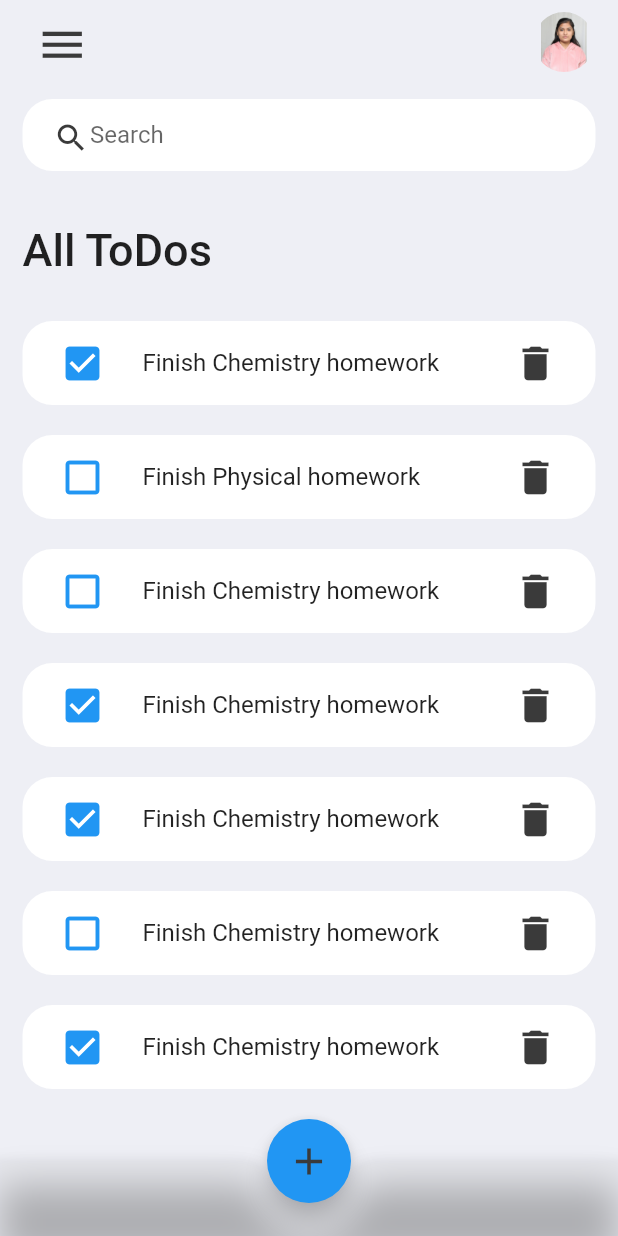
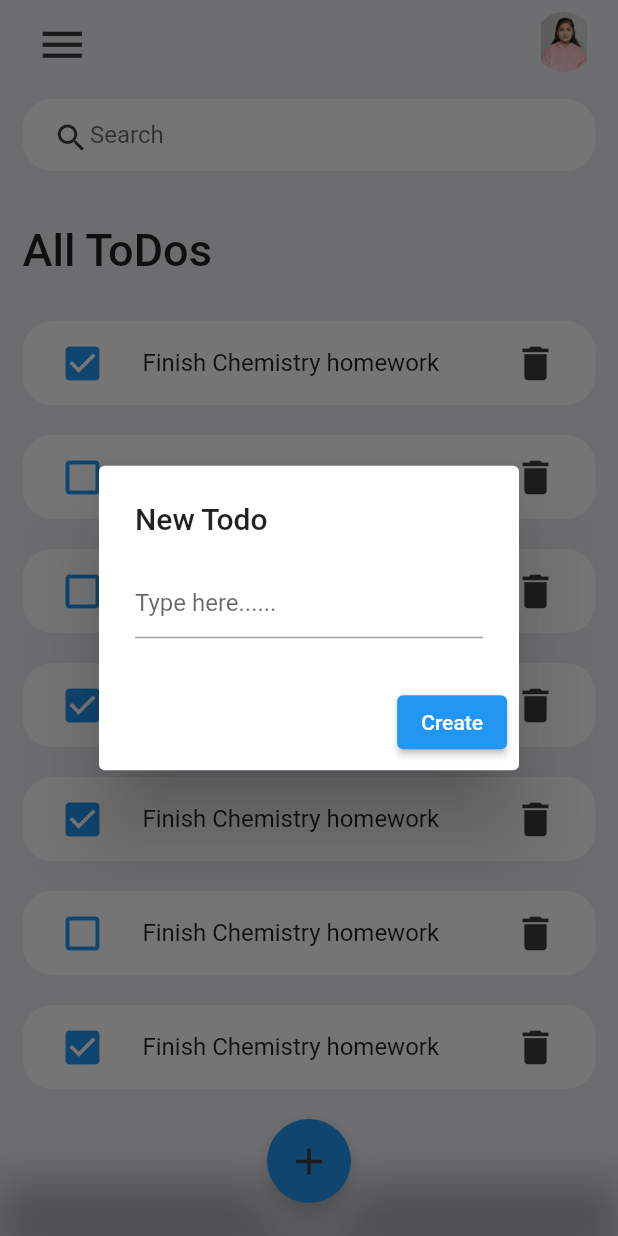
Before and after one commit to thetechgirlgita/ToDoList, a Flutter app: the screen it shows after launch, after a tap on the "add" icon, on a phone screen of 412 x 824 dp. Run offline on Flutter 3.47's test engine with Material 2 defaults, Android fonts, the phone set to English and light mode, and no system bars.

Commit message:
Adding aleart dialoge box for input

```diff
--- a/lib/constants.dart
+++ b/lib/constants.dart
@@ -75,3 +75,41 @@ Container SearchBox(){
     ),
   );
 }
+
+
+
+  showAlertDialog(BuildContext context) async {
+
+  // Create button
+  Widget createButton = ElevatedButton(
+    child: Text("Create"),
+    onPressed: () {
+      Navigator.of(context).pop();
+    },
+  );
+
+  // Create AlertDialog
+  AlertDialog alert = AlertDialog(
+
+    title: Text("New Todo"),
+    content: TextField(
+  decoration: InputDecoration(
+  contentPadding: EdgeInsets.all(0),
+
+
+
+    hintText: "Type here......",
+    ),
+    ),
+    actions: [
+      createButton,
+    ],
+  );
+
+  // show the dialog
+  showDialog(
+    context: context,
+    builder: (BuildContext context) {
+      return alert;
+    },
+  );}
--- a/lib/initialPage.dart
+++ b/lib/initialPage.dart
@@ -57,14 +57,16 @@ class _todoState extends State<todo> {
         notchMargin: 4,
         child: Container(
           height: 50,
-
         ),
-
-
       ),
 
       floatingActionButton: FloatingActionButton(
-        onPressed: () {},
+        onPressed: () {
+
+
+
+          showAlertDialog(context);
+          },
         foregroundColor: const Color(0xffffffff),
         child: IconB(() {}, Icons.add, IconColor,
             30), //a method calling function which is present in constant.dart file
--- a/lib/main.dart
+++ b/lib/main.dart
@@ -20,6 +20,8 @@ class _TODOState extends State<TODO> {
   Widget build(BuildContext context) {
     SystemChrome.setSystemUIOverlayStyle(SystemUiOverlayStyle(statusBarColor: Colors.transparent));
     return  MaterialApp(
+      debugShowCheckedModeBanner: false,
+      //darkTheme: ThemeData.dark(),
       home: todo(),
       //  theme: ThemeData.dark()
     );
```
